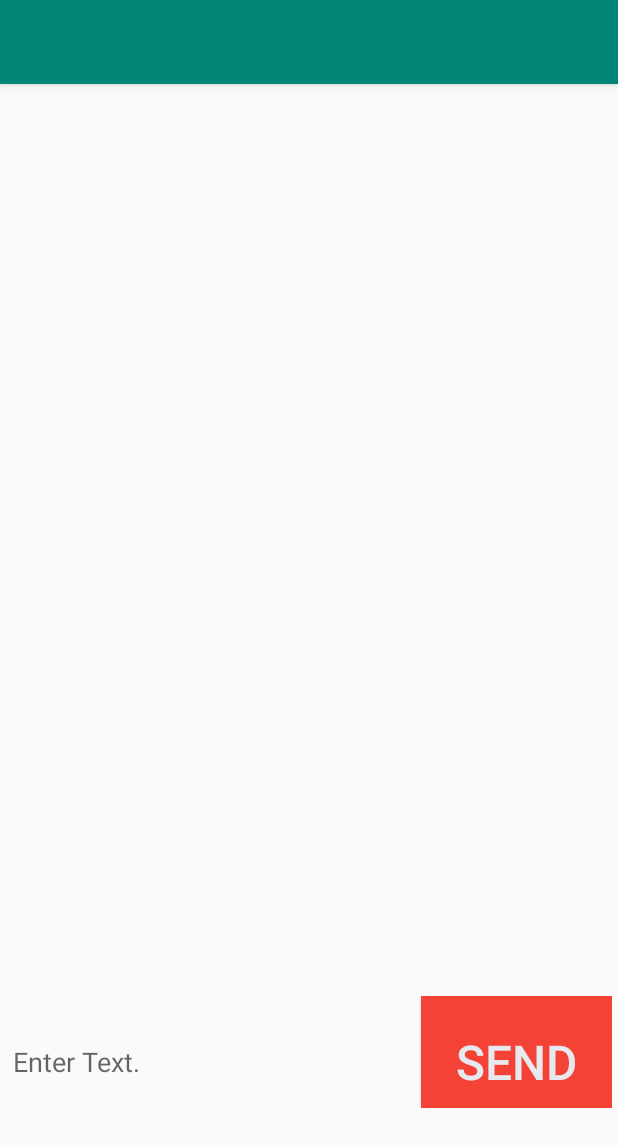
After one commit to shubamuzumaki/DakiApp_Client, an Android app: the ChatActivity screen opened directly, with no data from a screen before it, on a phone screen of 412 x 824 dp. The commit adds this screen. Shown: the top 1147 px of the screen. Run offline under Robolectric (Android 15) with nearby library versions, the phone set to English and light mode, and no system bars; 1 statement that could not run was skipped.

Commit message:
added chatActivity

```diff
--- a/app/src/main/AndroidManifest.xml
+++ b/app/src/main/AndroidManifest.xml
@@ -7,11 +7,12 @@
     <application
         android:allowBackup="true"
         android:icon="@mipmap/ic_launcher"
-        android:label="@string/app_name"
+        android:label=""
         android:roundIcon="@mipmap/ic_launcher_round"
         android:supportsRtl="true"
         android:theme="@style/AppTheme">
-        <activity android:name=".HomePage"></activity>
+        <activity android:name=".ChatActivity"></activity>
+        <activity android:name=".HomePage" />
         <activity android:name=".MainActivity">
             <intent-filter>
                 <action android:name="android.intent.action.MAIN" />
--- /dev/null
+++ b/app/src/main/java/com/example/chatapp_01/ChatActivity.java
@@ -0,0 +1,54 @@
+package com.example.chatapp_01;
+
+import androidx.appcompat.app.AppCompatActivity;
+
+import android.content.Intent;
+import android.os.Bundle;
+import android.view.View;
+import android.widget.EditText;
+import android.widget.TextView;
+
+public class ChatActivity extends AppCompatActivity implements Networkable
+{
+    String username;
+    String userObjId;
+    String friendId;
+    TextView friendNameTv;
+    EditText chatEditText;
+
+    @Override
+    public void networkResponse(String response)
+    {
+        System.out.println("response from:" + response);
+    }
+
+    public void onClickSend(View view)
+    {
+        String chatMessage = chatEditText.getText().toString();
+        System.out.println(username+"->"+friendId + ": " + chatMessage);
+        chatEditText.setText("");
+    }
+
+    @Override
+    protected void onCreate(Bundle savedInstanceState)
+    {
+        super.onCreate(savedInstanceState);
+        setContentView(R.layout.activity_chat);
+        initViews();
+
+        //intent
+        Intent intent = getIntent();
+        username = (String)intent.getSerializableExtra("USERNAME");
+        userObjId = (String)intent.getSerializableExtra("USER_OBJ_ID");
+        friendId = (String)intent.getSerializableExtra("FRIEND_ID");
+        friendId = friendId.toUpperCase();
+
+        friendNameTv.setText(friendId);
+    }
+
+    private void initViews()
+    {
+        friendNameTv  = findViewById(R.id.friendNameTv);
+        chatEditText = findViewById(R.id.chatEditText);
+    }
+}
--- a/app/src/main/java/com/example/chatapp_01/NetTask.java
+++ b/app/src/main/java/com/example/chatapp_01/NetTask.java
@@ -22,7 +22,7 @@ public class NetTask extends AsyncTask<String,Void,String>
         {
             String request = params[0];
             System.out.println("Sending Request" + request);
-            Socket client = new Socket(InetAddress.getByName(NetworkInfo.SERVER_IP),NetworkInfo.SERVER_PORT);
+            Socket client = new Socket(NetworkInfo.SERVER_IP,NetworkInfo.SERVER_PORT);
             client.setSoTimeout(5000);
             DataOutputStream dout = new DataOutputStream(client.getOutputStream());
             DataInputStream din = new DataInputStream(client.getInputStream());
--- /dev/null
+++ b/app/src/main/res/layout/activity_chat.xml
@@ -0,0 +1,67 @@
+<?xml version="1.0" encoding="utf-8"?>
+<androidx.constraintlayout.widget.ConstraintLayout xmlns:android="http://schemas.android.com/apk/res/android"
+    xmlns:app="http://schemas.android.com/apk/res-auto"
+    xmlns:tools="http://schemas.android.com/tools"
+    android:layout_width="match_parent"
+    android:layout_height="match_parent"
+    tools:context=".ChatActivity">
+
+    <TextView
+        android:id="@+id/friendNameTv"
+        android:layout_width="400dp"
+        android:layout_height="99dp"
+        android:layout_marginStart="8dp"
+        android:layout_marginTop="8dp"
+        android:layout_marginEnd="8dp"
+        android:textAlignment="center"
+        android:textColor="#8BC34A"
+        android:textSize="48sp"
+        app:layout_constraintEnd_toEndOf="parent"
+        app:layout_constraintStart_toStartOf="parent"
+        app:layout_constraintTop_toTopOf="parent" />
+
+    <LinearLayout
+        android:layout_width="403dp"
+        android:layout_height="522dp"
+        android:layout_marginStart="8dp"
+        android:layout_marginEnd="8dp"
+        android:layout_marginBottom="32dp"
+        android:orientation="vertical"
+        app:layout_constraintBottom_toBottomOf="parent"
+        app:layout_constraintEnd_toEndOf="parent"
+        app:layout_constraintStart_toStartOf="parent"
+        app:layout_constraintTop_toBottomOf="@+id/friendNameTv">
+
+        <ListView
+            android:id="@+id/chatListView"
+            android:layout_width="match_parent"
+            android:layout_height="447dp" />
+
+        <LinearLayout
+            android:layout_width="match_parent"
+            android:layout_height="88dp"
+            android:orientation="horizontal">
+
+            <EditText
+                android:id="@+id/chatEditText"
+                android:layout_width="237dp"
+                android:layout_height="match_parent"
+                android:layout_weight="1"
+                android:ems="10"
+                android:hint="Enter Text."
+                android:inputType="textPersonName" />
+
+            <Button
+                android:id="@+id/sendButton"
+                android:layout_width="wrap_content"
+                android:layout_height="match_parent"
+                android:layout_weight="1"
+                android:background="#F44336"
+                android:onClick="onClickSend"
+                android:text="Send"
+                android:textColor="#E6EAEE"
+                android:textSize="32sp" />
+        </LinearLayout>
+    </LinearLayout>
+
+</androidx.constraintlayout.widget.ConstraintLayout>
--- a/app/src/main/res/layout/activity_home_page.xml
+++ b/app/src/main/res/layout/activity_home_page.xml
@@ -40,7 +40,7 @@
             android:background="#E91E63" />
 
         <TextView
-            android:id="@+id/noFreindPopUpTextView"
+            android:id="@+id/noFreindPopUpTv"
             android:layout_width="match_parent"
             android:layout_height="wrap_content"
             android:textAlignment="center"
@@ -50,7 +50,7 @@
             android:visibility="visible" />
 
         <ListView
-            android:id="@+id/contactListView"
+            android:id="@+id/contactLv"
             android:layout_width="match_parent"
             android:layout_height="556dp" />
     </LinearLayout>
@@ -82,7 +82,7 @@
         app:layout_constraintHorizontal_bias="0.582"
         app:layout_constraintStart_toStartOf="parent"
         app:layout_constraintTop_toTopOf="parent"
-        tools:visibility="visible">
+        tools:visibility="gone">
 
         <EditText
             android:id="@+id/friendIdEt"
```
Also changed, not shown: app/src/main/java/com/example/chatapp_01/HomePage.java (+45 -25 lines), app/src/main/java/com/example/chatapp_01/MainActivity.java (+25 -14 lines), app/src/main/res/layout/activity_main.xml (+4 -4 lines).
